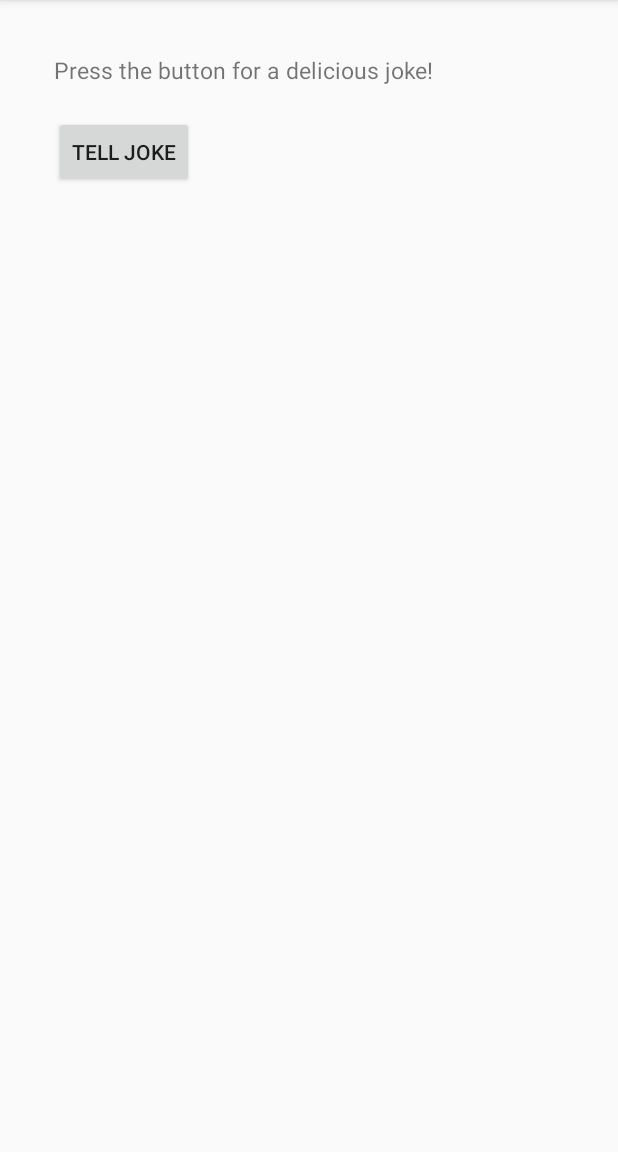
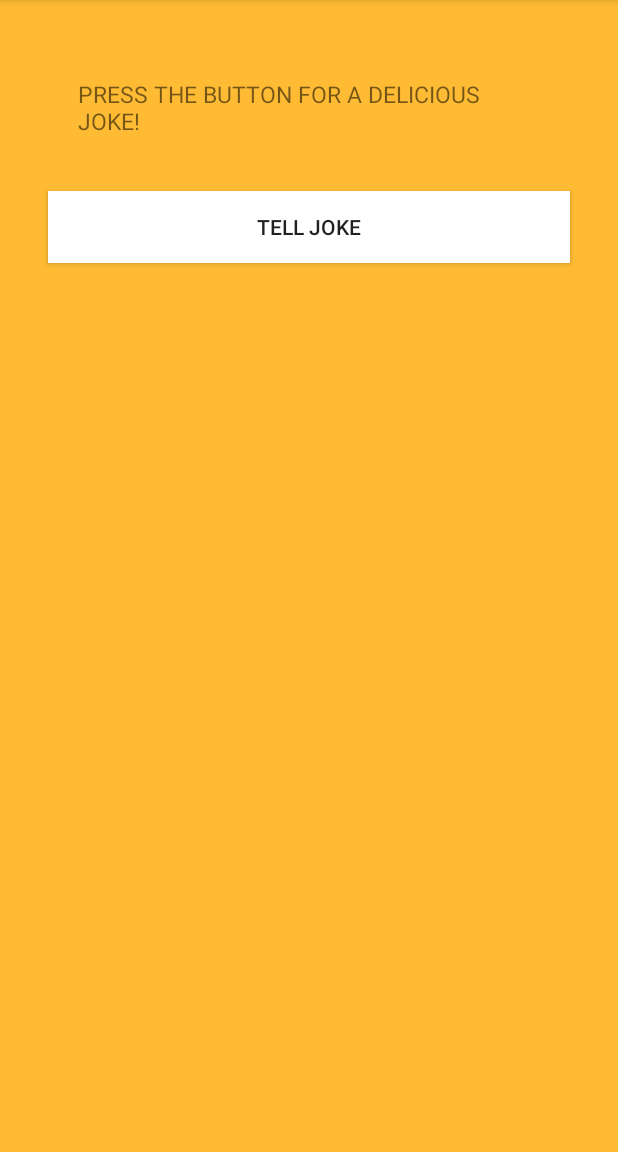
Before and after one commit to LileeHD/FinalProject, an Android app: the screen it shows after launch (MainActivity), on a phone screen of 412 x 824 dp, the part 84-1236 px from its top. Run offline under Robolectric (Android 15) with nearby library versions, the phone set to English and light mode, and no system bars; our stand-ins replace AdMob; libraries missing offline, so code that uses them is left out: com.google.api.client.

Commit message:
After the callback

```diff
--- /dev/null
+++ b/app/src/main/java/com/udacity/gradle/builditbigger/AsyncResponseHandler.java
@@ -0,0 +1,5 @@
+package com.udacity.gradle.builditbigger;
+
+public interface AsyncResponseHandler {
+    void responseHandle(String output);
+}
--- a/app/src/main/java/com/udacity/gradle/builditbigger/MainActivity.java
+++ b/app/src/main/java/com/udacity/gradle/builditbigger/MainActivity.java
@@ -5,19 +5,23 @@ import android.os.Bundle;
 import android.view.Menu;
 import android.view.MenuItem;
 import android.view.View;
-import android.widget.Toast;
 
 import androidx.appcompat.app.AppCompatActivity;
 
+import com.google.android.gms.ads.InterstitialAd;
 import com.google.android.gms.ads.MobileAds;
 import com.google.android.gms.ads.initialization.InitializationStatus;
 import com.google.android.gms.ads.initialization.OnInitializationCompleteListener;
 
 import lilee.hd.jokedisplay.DisplayActivity;
-import lilee.hd.jokesprovider.JokesProvider;
 
 
-public class MainActivity extends AppCompatActivity {
+public class MainActivity extends AppCompatActivity implements AsyncResponseHandler {
+
+    private InterstitialAd mInterstitialAd;
+
+    private static final String TAG = "HAMMER DOWN";
+    MyAsyncTask myAsyncTask = new MyAsyncTask();
 
     @Override
     protected void onCreate(Bundle savedInstanceState) {
@@ -28,6 +32,8 @@ public class MainActivity extends AppCompatActivity {
             public void onInitializationComplete(InitializationStatus initializationStatus) {
             }
         });
+        mInterstitialAd = new InterstitialAd(this);
+        mInterstitialAd.setAdUnitId("ca-app-pub-3597020112887836~4885523265");
     }
 
 
@@ -41,7 +47,7 @@ public class MainActivity extends AppCompatActivity {
     @Override
     public boolean onOptionsItemSelected(MenuItem item) {
         // Handle action bar item clicks here. The action bar will
-        // automatically handle clicks on the Home/Up button, so long
+        // automatically responseHandle clicks on the Home/Up button, so long
         // as you specify a parent activity in AndroidManifest.xml.
         int id = item.getItemId();
 
@@ -54,12 +60,20 @@ public class MainActivity extends AppCompatActivity {
     }
 
     public void tellJoke(View view) {
-        new JokeAsyncTask().execute(this);
 //        JokesProvider jokesProvider = new JokesProvider();
 //        Toast.makeText(this, jokesProvider.getJoke(), Toast.LENGTH_LONG).show();
 //        Intent intent = new Intent(this, DisplayActivity.class);
+//        intent.putExtra(DisplayActivity.JOKE_EXTRA);
 //        startActivity(intent);
+        myAsyncTask.responseHandler = this;
+        myAsyncTask.execute();
     }
 
+    @Override
+    public void responseHandle(String output) {
+        Intent intent = new Intent(this, DisplayActivity.class);
+        intent.putExtra(DisplayActivity.JOKE_EXTRA, output);
+        this.startActivity(intent);
+    }
 
 }
--- /dev/null
+++ b/app/src/main/java/com/udacity/gradle/builditbigger/MyAsyncTask.java
@@ -0,0 +1,50 @@
+package com.udacity.gradle.builditbigger;
+
+import android.os.AsyncTask;
+
+import com.google.api.client.extensions.android.json.AndroidJsonFactory;
+import com.google.api.client.googleapis.services.AbstractGoogleClientRequest;
+import com.google.api.client.googleapis.services.GoogleClientRequestInitializer;
+import com.google.api.client.http.javanet.NetHttpTransport;
+import com.udacity.gradle.builditbigger.backend.myApi.MyApi;
+
+import java.io.IOException;
+
+// Ressources: https://stackoverflow.com/questions/12575068/how-to-get-the-result-of-onpostexecute-to-main-activity-because-asynctask-is-a/12575319#12575319https://stackoverflow.com/questions/12575068/how-to-get-the-result-of-onpostexecute-to-main-activity-because-asynctask-is-a/12575319#12575319
+
+public class MyAsyncTask extends AsyncTask<Void, Void, String> {
+    private static final String TAG = "HAMMER DOWN";
+
+    private static MyApi myApiService = null;
+
+    AsyncResponseHandler responseHandler;
+
+    void setResponseHandler(AsyncResponseHandler responseHandler) {
+        this.responseHandler = responseHandler;
+    }
+
+    @Override
+    protected String doInBackground(Void... params) {
+        if (myApiService == null) {
+            MyApi.Builder builder = new MyApi.Builder(new NetHttpTransport(), new AndroidJsonFactory(), null)
+                    .setRootUrl("http://10.0.2.2:8080/_ah/api/")
+                    .setGoogleClientRequestInitializer(new GoogleClientRequestInitializer() {
+                        @Override
+                        public void initialize(AbstractGoogleClientRequest<?> request) throws IOException {
+                            request.setDisableGZipContent(true);
+                        }
+                    });
+            myApiService = builder.build();
+        }
+        try {
+            return myApiService.printJoke().execute().getData();
+        } catch (IOException e) {
+            return e.getMessage();
+        }
+    }
+
+    @Override
+    protected void onPostExecute(String result) {
+        responseHandler.responseHandle(result);
+    }
+}
--- a/app/src/main/res/layout/fragment_main.xml
+++ b/app/src/main/res/layout/fragment_main.xml
@@ -1,30 +1,48 @@
-<RelativeLayout xmlns:android="http://schemas.android.com/apk/res/android"
+<androidx.constraintlayout.widget.ConstraintLayout xmlns:android="http://schemas.android.com/apk/res/android"
     xmlns:ads="http://schemas.android.com/apk/res-auto"
     xmlns:tools="http://schemas.android.com/tools"
     android:layout_width="match_parent"
     android:layout_height="match_parent"
+    android:background="@android:color/holo_orange_light"
+    android:paddingLeft="@dimen/activity_horizontal_margin"
+    android:paddingTop="@dimen/activity_vertical_margin"
+    android:paddingRight="@dimen/activity_horizontal_margin"
     android:paddingBottom="@dimen/activity_vertical_margin"
-    android:paddingLeft="@dimen/activity_horizontal_margin"
-    android:paddingRight="@dimen/activity_horizontal_margin"
-    android:paddingTop="@dimen/activity_vertical_margin"
-    tools:context=".MainActivity"
-    >
+    tools:context=".MainActivity">
+
+     <Button
+         android:id="@+id/button"
+         android:layout_width="match_parent"
+         android:layout_height="wrap_content"
+         android:layout_below="@+id/instructions_text_view"
+         android:layout_marginVertical="@dimen/activity_horizontal_margin"
+         android:layout_marginStart="16dp"
+         android:layout_marginTop="28dp"
+         android:layout_marginEnd="16dp"
+         android:background="@android:color/background_light"
+         android:onClick="tellJoke"
+         android:text="@string/button_text"
+         ads:layout_constraintEnd_toEndOf="parent"
+         ads:layout_constraintHorizontal_bias="1.0"
+         ads:layout_constraintStart_toStartOf="parent"
+         ads:layout_constraintTop_toBottomOf="@+id/instructions_text_view" />
 
      <TextView
          android:id="@+id/instructions_text_view"
-        android:layout_width="wrap_content"
+         android:layout_width="match_parent"
          android:layout_height="wrap_content"
+         android:layout_marginStart="16dp"
+         android:layout_marginTop="16dp"
+         android:layout_marginEnd="16dp"
+         android:padding="@dimen/padding"
          android:text="@string/instructions"
-        android:padding="20dp"
-        android:textSize="15sp"/>
-
-    <Button
-        android:layout_width="wrap_content"
-        android:layout_height="wrap_content"
-        android:layout_below="@+id/instructions_text_view"
-        android:onClick="tellJoke"
-        android:layout_marginStart="20dp"
-        android:text="@string/button_text" />
+         android:textAlignment="center"
+         android:textAllCaps="true"
+         android:textSize="@dimen/instruction_size"
+         ads:layout_constraintEnd_toEndOf="parent"
+         ads:layout_constraintHorizontal_bias="1.0"
+         ads:layout_constraintStart_toStartOf="parent"
+         ads:layout_constraintTop_toTopOf="parent" />
 
      <com.google.android.gms.ads.AdView
          android:id="@+id/adView"
@@ -32,7 +50,18 @@
          android:layout_height="wrap_content"
          android:layout_alignParentBottom="true"
          android:layout_centerHorizontal="true"
+         android:layout_marginStart="16dp"
+         android:layout_marginTop="352dp"
+         android:layout_marginEnd="16dp"
+         android:layout_marginBottom="32dp"
          ads:adSize="BANNER"
-        ads:adUnitId="@string/banner_ad_unit_id" />
+         ads:adUnitId="@string/banner_ad_unit_id"
+         ads:layout_constraintBottom_toBottomOf="parent"
+         ads:layout_constraintEnd_toEndOf="parent"
+         ads:layout_constraintHorizontal_bias="0.728"
+         ads:layout_constraintStart_toStartOf="parent"
+         ads:layout_constraintTop_toBottomOf="@+id/button"
+         ads:layout_constraintVertical_bias="1.0" />
 
-</RelativeLayout>
+
+</androidx.constraintlayout.widget.ConstraintLayout>
--- a/app/src/main/res/values/dimens.xml
+++ b/app/src/main/res/values/dimens.xml
@@ -2,4 +2,6 @@
     <!-- Default screen margins, per the Android Design guidelines. -->
     <dimen name="activity_horizontal_margin">16dp</dimen>
     <dimen name="activity_vertical_margin">16dp</dimen>
+    <dimen name="padding">20dp</dimen>
+    <dimen name="instruction_size">15sp</dimen>
 </resources>
--- a/jokesprovider/src/main/java/lilee/hd/jokesprovider/JokesProvider.java
+++ b/jokesprovider/src/main/java/lilee/hd/jokesprovider/JokesProvider.java
@@ -2,6 +2,7 @@ package lilee.hd.jokesprovider;
 
 public class JokesProvider {
     public String getJoke() {
+//        return null;
         return "Why can't you hear Baptiste when he goes to the bathroom?\n" +
                 "The \"p\" is silent.";
     }
```
Also changed, not shown: app/build.gradle (+18 -1 lines), app/src/main/java/com/udacity/gradle/builditbigger/JokeAsyncTask.java (deleted, +0 -59 lines), jokedisplay/src/main/res/layout/content_display.xml (+17 -6 lines), 6 other files. Lines whose indentation alone changed are shown as unchanged.
